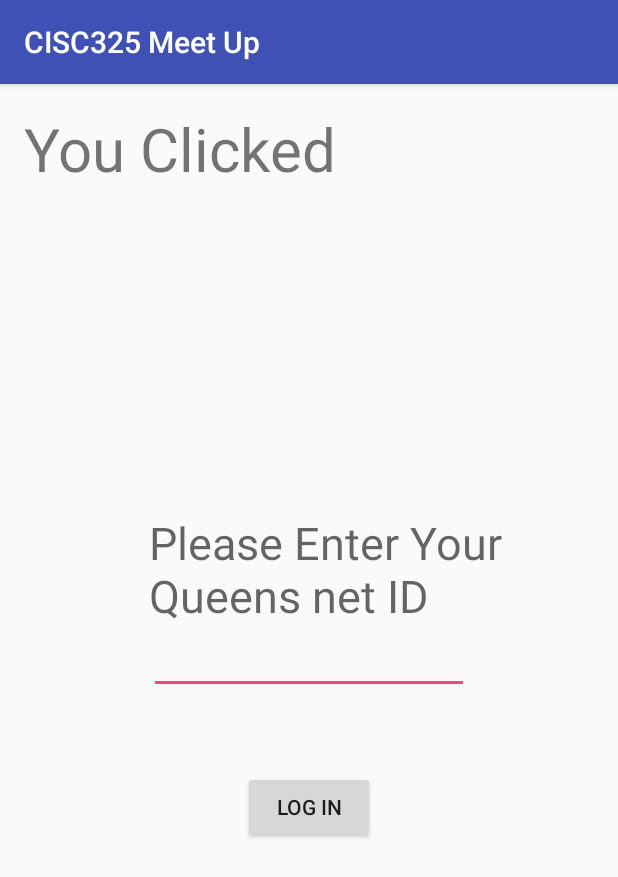
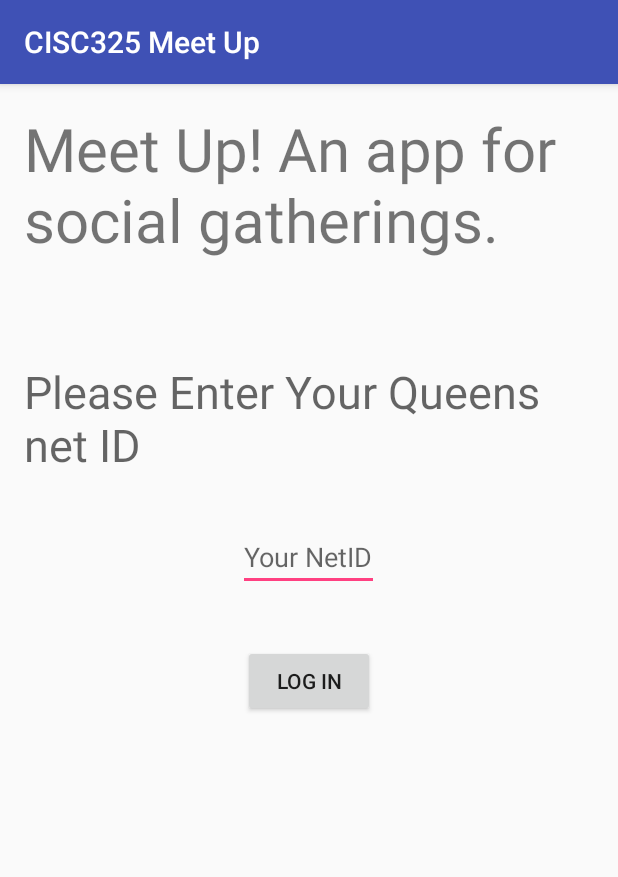
Before and after one commit to NicholasWSmith/MeetUp-Android-App, an Android app: the screen it shows after launch (MainActivity), after a tap on "LOG IN", on a phone screen of 412 x 824 dp. Shown: the top 877 px of the screen. Run offline under Robolectric (Android 15) with nearby library versions, the phone set to English and light mode, and no system bars.

Commit message:
Implementing the first screen.

```diff
--- a/MyApplication/app/src/main/java/com/example/nickwsmith/myapplication/MainActivity.java
+++ b/MyApplication/app/src/main/java/com/example/nickwsmith/myapplication/MainActivity.java
@@ -4,7 +4,9 @@ import android.support.v7.app.AppCompatActivity;
 import android.os.Bundle;
 import android.view.View;
 import android.widget.Button;
+import android.widget.EditText;
 import android.widget.TextView;
+import android.widget.Toast;
 
 public class MainActivity extends AppCompatActivity {
 
@@ -13,14 +15,19 @@ public class MainActivity extends AppCompatActivity {
         super.onCreate(savedInstanceState);
         setContentView(R.layout.activity_main);
 
-        final TextView firstTextView = (TextView) findViewById(R.id.textView);
+
         Button firstButton = (Button) findViewById(R.id.logInButton);
+        final EditText input = (EditText) findViewById(R.id.netIDInput);
+
 
         firstButton.setOnClickListener(new View.OnClickListener() {
             @Override
             public void onClick(View view) {
 
-                firstTextView.setText("You Clicked");
+            String id = String.valueOf(input.getText());
+            String welcomeMessage = "Welcome to Meet Up" + id;
+
+
             }
         });
     }
--- a/MyApplication/app/src/main/res/layout/activity_main.xml
+++ b/MyApplication/app/src/main/res/layout/activity_main.xml
@@ -15,8 +15,8 @@
         android:layout_height="wrap_content"
         android:text="@string/log_in_button"
         android:id="@+id/logInButton"
-        android:layout_marginTop="51dp"
-        android:layout_below="@+id/editText"
+        android:layout_marginTop="36dp"
+        android:layout_below="@+id/netIDInput"
         android:layout_centerHorizontal="true" />
 
     <TextView
@@ -29,24 +29,25 @@
         android:layout_alignParentLeft="true"
         android:layout_alignParentStart="true" />
 
-    <EditText
-        android:layout_width="wrap_content"
-        android:layout_height="wrap_content"
-        android:inputType="textEmailAddress"
-        android:ems="10"
-        android:id="@+id/editText"
-        android:layout_centerVertical="true"
-        android:layout_centerHorizontal="true" />
-
     <TextView
         android:layout_width="wrap_content"
         android:layout_height="wrap_content"
         android:textAppearance="?android:attr/textAppearanceMedium"
-        android:text="Please Enter Your Queens net ID"
+        android:text="@string/queensID"
         android:id="@+id/textView2"
         android:textSize="30sp"
-        android:layout_above="@+id/editText"
-        android:layout_alignLeft="@+id/editText"
-        android:layout_alignStart="@+id/editText" />
+        android:layout_below="@+id/textView"
+        android:layout_centerHorizontal="true"
+        android:layout_marginTop="67dp" />
+
+    <EditText
+        android:layout_width="wrap_content"
+        android:layout_height="wrap_content"
+        android:id="@+id/netIDInput"
+        android:inputType="text"
+        android:layout_below="@+id/textView2"
+        android:layout_centerHorizontal="true"
+        android:layout_marginTop="32dp"
+        android:hint="@string/hint_for_edit_text_net_ID"/>
 
 </RelativeLayout>
--- /dev/null
+++ b/MyApplication/app/src/main/res/layout/second_activity.xml
@@ -0,0 +1,12 @@
+<?xml version="1.0" encoding="utf-8"?>
+<RelativeLayout xmlns:android="http://schemas.android.com/apk/res/android"
+    xmlns:tools="http://schemas.android.com/tools"
+    android:layout_width="match_parent"
+    android:layout_height="match_parent"
+    android:paddingBottom="@dimen/activity_vertical_margin"
+    android:paddingLeft="@dimen/activity_horizontal_margin"
+    android:paddingRight="@dimen/activity_horizontal_margin"
+    android:paddingTop="@dimen/activity_vertical_margin"
+    tools:context="com.example.nickwsmith.myapplication.MainActivity">
+
+</RelativeLayout>
--- a/MyApplication/app/src/main/res/values/strings.xml
+++ b/MyApplication/app/src/main/res/values/strings.xml
@@ -1,5 +1,7 @@
 <resources>
     <string name="app_name">CISC325 Meet Up</string>
     <string name="log_in_button">Log In</string>
-    <string name="header">Meet Up! An app for social gatherings</string>
+    <string name="header">Meet Up! An app for social gatherings.</string>
+    <string name="queensID">Please Enter Your Queens net ID</string>
+    <string name="hint_for_edit_text_net_ID">Your NetID</string>
 </resources>
```
